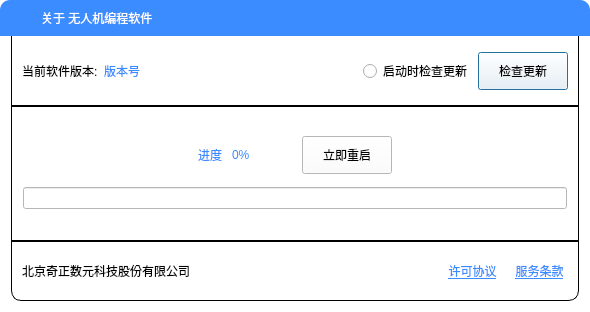
Qt form UAVManage/aboutdialog.ui (gessd/UAVManage) before a commit.
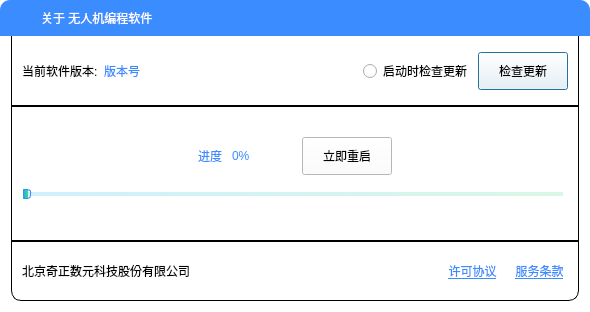
The same form after that commit. Icons and pictures are not drawn.

Patch:
```diff
--- a/UAVManage/aboutdialog.ui
+++ b/UAVManage/aboutdialog.ui
@@ -43,6 +43,23 @@
 QProgressBar::chunk{
 	border-radius:10px;
 }
+QSlider::groove:horizontal {
+    border:0px solid #3B8CFF;
+}
+QSlider::handle:horizontal {
+    width:6px;
+	height:6px;
+    border: 1px solid #3B8CFF;
+    border-radius:3px;
+}
+QSlider::sub-page:horizontal {
+    background:qlineargradient(spread:pad,x1:0,y1:0,x2:1,y2:0,stop:0 #12B3F6, stop:1 #44D484);
+}
+QSlider::add-page:horizontal {
+    background:qlineargradient(spread:pad,x1:0,y1:0,x2:1,y2:0,stop:0 #3312B3F6, stop:1 #3344D484);
+    margin-top:3px;
+    margin-bottom:3px;
+}
 #dialogWidgetTitle{
 	border-top-left-radius:10px; 
 	border-top-right-radius:10px; 
@@ -463,7 +480,7 @@
            <number>16</number>
           </property>
           <property name="bottomMargin">
-           <number>16</number>
+           <number>26</number>
           </property>
           <property name="horizontalSpacing">
            <number>10</number>
@@ -513,6 +530,19 @@
             </property>
            </spacer>
           </item>
+          <item row="0" column="3">
+           <widget class="QPushButton" name="btnRestart">
+            <property name="minimumSize">
+             <size>
+              <width>90</width>
+              <height>38</height>
+             </size>
+            </property>
+            <property name="text">
+             <string>立即重启</string>
+            </property>
+           </widget>
+          </item>
           <item row="0" column="2">
            <widget class="QLabel" name="labelProgress">
             <property name="sizePolicy">
@@ -536,25 +566,21 @@
            </widget>
           </item>
           <item row="1" column="0" colspan="5">
-           <widget class="QProgressBar" name="progressBar">
-            <property name="value">
-             <number>0</number>
+           <widget class="QSlider" name="progressBar">
+            <property name="enabled">
+             <bool>false</bool>
             </property>
-            <property name="textVisible">
-             <bool>true</bool>
-            </property>
-           </widget>
-          </item>
-          <item row="0" column="3">
-           <widget class="QPushButton" name="btnRestart">
-            <property name="minimumSize">
+            <property name="maximumSize">
              <size>
-              <width>90</width>
-              <height>38</height>
+              <width>540</width>
+              <height>10</height>
              </size>
             </property>
-            <property name="text">
-             <string>立即重启</string>
+            <property name="maximum">
+             <number>1000</number>
+            </property>
+            <property name="orientation">
+             <enum>Qt::Horizontal</enum>
             </property>
            </widget>
           </item>
```
